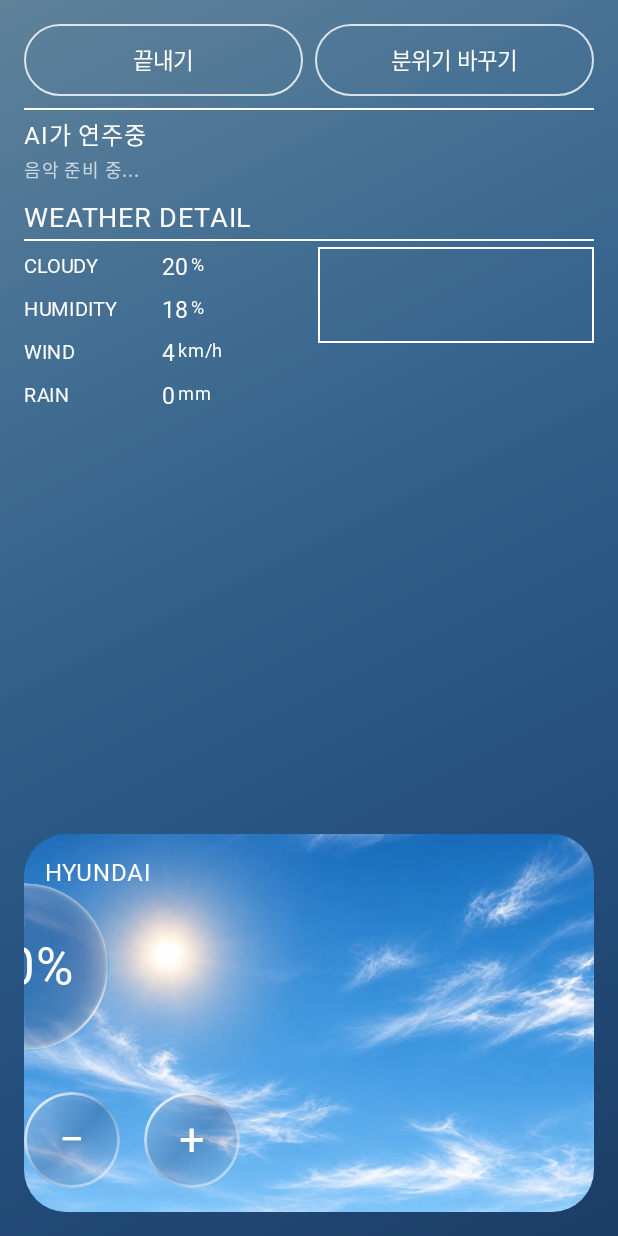
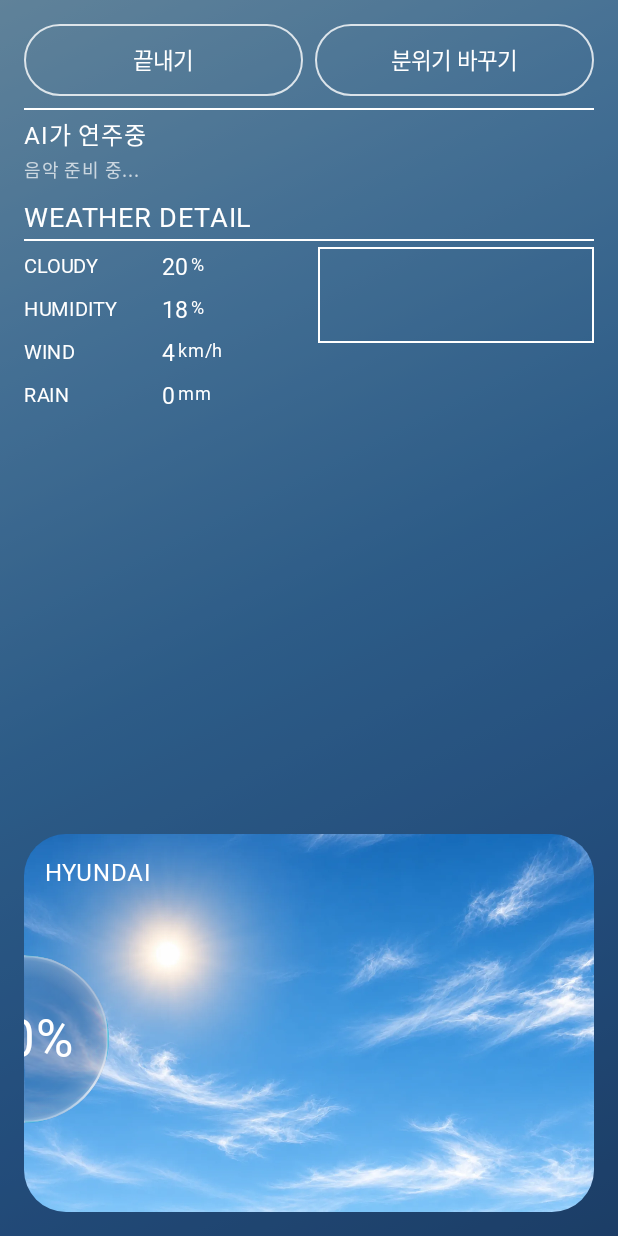
Before and after one commit to twin-park/music_android, an Android app built with Jetpack Compose: the screen it shows after launch (MainActivity), on a phone screen of 412 x 824 dp. Run offline under Robolectric (Android 15) with nearby library versions, the phone set to English and light mode, and no system bars; network calls fail; Roboto replaces fonts that are not available here.

Commit message:
[feature] 황혼 시안 배경, 장면이 천천히 흐르기, 음량 +/- 버튼 제거
- 황혼 장면에 Figma 18:498 배경 이미지(scene_dusk.webp)를 추가하고 sceneKey dusk 연결 (SceneArt, Mood)
- 물방울 렌즈가 없는 장면은 약 63초 주기, 화면 폭 1.8% 폭으로 천천히 흘러 구름이 움직이는 느낌을 줌, 소수점 이동으로 끊기지 않게 함 (CloudKnob)
- 음량 노브 아래 +/- 버튼과 자리 예약을 제거, 접근성 setProgress는 유지 (CloudKnob)

IssueNum #83

```diff
--- a/app/src/main/java/com/twinpark/music/domain/Mood.kt
+++ b/app/src/main/java/com/twinpark/music/domain/Mood.kt
@@ -99,6 +99,7 @@ data class Mood(
             cloudWarm = Color(0xFFC27A68),
             cloudDensity = 1.0f,
             orbPose = 3,
+            sceneKey = "dusk",
             weather = Weather(86, 42, 6, 0),
             engineIds = listOf("즐거운대화", "낮드라이브"),
         )
--- a/app/src/main/java/com/twinpark/music/ui/component/CloudKnob.kt
+++ b/app/src/main/java/com/twinpark/music/ui/component/CloudKnob.kt
@@ -52,6 +52,7 @@ import androidx.compose.ui.semantics.Role
 import androidx.compose.ui.semantics.contentDescription
 import androidx.compose.ui.semantics.progressBarRangeInfo
 import androidx.compose.ui.semantics.semantics
+import androidx.compose.ui.graphics.drawscope.translate
 import androidx.compose.ui.semantics.setProgress
 import androidx.compose.ui.text.font.FontWeight
 import androidx.compose.ui.unit.IntOffset
@@ -81,7 +82,7 @@ import kotlin.math.sin
  * - 영역 어디를 눌러도 노브가 그 자리로 오고, 그대로 끌 수 있다. (한 손, 시선 최소화)
  * - 구름은 노브 위치에 따라 천천히 밀려난다. (스케치의 "구름을 움직이는 연출")
  * - 5% 단위로 햅틱 피드백을 준다.
- * - Pleos UI 가이드의 Stepper(+/- 버튼)를 보조 수단으로 함께 둔다. 접근성 setProgress도 지원한다.
+ * - 접근성 setProgress(음량 올리기, 내리기)를 지원한다. (+/- 버튼은 노브를 직접 끌어 조절하므로 뺐다)
  *
  * [volume]은 0..1이다. 외부에서 값이 바뀌면(버튼, 음성) 노브가 현재 방향을 유지한 채 거리만 바뀐다.
  *
@@ -122,11 +123,8 @@ fun CloudKnob(
     val knobSize = with(density) { knobPx.toDp() }
     val unitScale = with(density) { travelPx.toDp() } / MIN_KNOB   // 버튼과 간격의 배율(노브가 움직이는 범위 기준)
     val textScale = knobSize / MIN_KNOB                          // 퍼센트 글자는 그려진 노브 크기에 맞춘다
-    val stepperSize = STEPPER_SIZE * unitScale
-    val stepperMargin = STEPPER_MARGIN * unitScale
-    val stepperHalfWidth = stepperSize + 8.dp * unitScale               // -, + 두 버튼과 사이 간격(16dp)의 절반
-    // 아래쪽 −/+ 버튼 자리. 노브는 이 자리를 뺀 윗부분에서만 움직여 버튼과 겹치지 않는다.
-    val reservedPx = with(density) { (stepperSize + stepperMargin * 2).toPx() }
+    // 아래쪽 여백. 노브가 화면 맨 아래 가장자리에 붙지 않게 한다.
+    val reservedPx = with(density) { (EDGE_MARGIN * unitScale * 2).toPx() }
 
     /** 노브 위치. 영역 반쪽 크기를 1로 한 정규화 좌표이고, 길이(0..1)가 음량이다. */
     var pos by remember { mutableStateOf(withLength(DEFAULT_DIRECTION, volume)) }
@@ -226,7 +224,9 @@ fun CloudKnob(
             val t = cloudTick.value / CLOUD_HZ.toFloat()
             if (sceneBase != null) {
                 // Figma 장면 이미지: 화면을 덮도록 자르고(Crop), 아주 천천히 흔들려 움직이는 이미지로 보이게 한다.
-                val drift = 0f                       // 장면 사진은 고정: 그 위의 물방울 렌즈가 어긋나지 않게 한다
+                // 물방울 렌즈가 얹히는 장면(비)은 고정해 렌즈가 어긋나지 않게 하고, 나머지는 아주 천천히 좌우로 흘러 구름이 움직이는 느낌을 준다.
+                // 약 63초에 한 번 왕복하고, 이동 폭은 화면 폭의 1.8%(확대 SCENE_ZOOM 안쪽이라 가장자리가 비지 않는다).
+                val drift = if (sceneOverlay == null && !reducedMotion) sin(t * SCENE_DRIFT_SPEED) * SCENE_DRIFT_AMOUNT * w else 0f
                 drawSceneImage(sceneBase, w, h, SCENE_ZOOM, drift, 1f, overlay = sceneOverlay, overlayAlpha = scene.overlayAlpha)
                 return@record
             }
@@ -397,20 +397,6 @@ fun CloudKnob(
             )
         }
 
-        // 보조 조작: Pleos UI 가이드의 Stepper
-        Row(
-            modifier = Modifier
-                .align(Alignment.BottomStart)
-                .padding(bottom = stepperMargin, start = (with(density) { (fieldW / 2f).toDp() } - stepperHalfWidth).coerceAtLeast(0.dp)),
-            horizontalArrangement = Arrangement.spacedBy(16.dp * unitScale),
-        ) {
-            StepButton(label = "−", description = "음량 줄이기", size = stepperSize, unitScale = unitScale) {
-                latestOnChange((volume - STEP_SIZE).coerceIn(0f, 1f))
-            }
-            StepButton(label = "+", description = "음량 높이기", size = stepperSize, unitScale = unitScale) {
-                latestOnChange((volume + STEP_SIZE).coerceIn(0f, 1f))
-            }
-        }
     }
 }
 
@@ -450,31 +436,7 @@ private const val KNOB_HEIGHT_RATIO = 0.40f
 private const val KNOB_RATIO_AT_20 = 0.12f
 private const val KNOB_RATIO_SLOPE = 0.357f
 private const val KNOB_MAX_HEIGHT_RATIO = 0.42f
-private val STEPPER_SIZE = 64.dp
-private val STEPPER_MARGIN = 16.dp
-
-@Composable
-private fun StepButton(label: String, description: String, size: Dp, unitScale: Float, onClick: () -> Unit) {
-    Box(
-        modifier = Modifier
-            .size(size)
-            .clip(CircleShape)
-            .background(
-                Brush.linearGradient(
-                    listOf(Color.White.copy(alpha = 0.26f), Color(0xFF0C1240).copy(alpha = 0.22f), Color.White.copy(alpha = 0.10f)),
-                ),
-            )
-            .border(
-                1.5.dp,
-                Brush.linearGradient(listOf(Color.White.copy(alpha = 0.95f), Color.White.copy(alpha = 0.2f), Color.White.copy(alpha = 0.6f))),
-                CircleShape,
-            )
-            .clickable(role = Role.Button, onClickLabel = description, onClick = onClick),
-        contentAlignment = Alignment.Center,
-    ) {
-        Text(text = label, color = Color.White, fontSize = (30f * unitScale).sp)
-    }
-}
+private val EDGE_MARGIN = 16.dp
 
 private fun withLength(direction: Offset, length: Float): Offset {
     val d = direction.getDistance()
@@ -483,6 +445,10 @@ private fun withLength(direction: Offset, length: Float): Offset {
 }
 
 private const val CLOUD_HZ = 5
+/** 장면 이미지가 흐르는 속도(rad/s)와 이동 폭(화면 폭 비율). 0.1이면 약 63초에 한 번 왕복한다. */
+private const val SCENE_DRIFT_SPEED = 0.1f
+private const val SCENE_DRIFT_AMOUNT = 0.018f
+
 private const val STEPS = 20 // 5% 단위
 private const val STEP_SIZE = 0.05f
 private const val DRIFT_REDUCED = 0.0f
@@ -565,10 +531,13 @@ private fun androidx.compose.ui.graphics.drawscope.DrawScope.drawSceneImage(
     val scale = maxOf(w / img.width, h / img.height) * zoom
     val dw = img.width * scale
     val dh = img.height * scale
-    val off = androidx.compose.ui.unit.IntOffset(((w - dw) / 2f + dx).roundToInt(), ((h - dh) / 2f).roundToInt())
+    val off = androidx.compose.ui.unit.IntOffset(((w - dw) / 2f).roundToInt(), ((h - dh) / 2f).roundToInt())
     val size = androidx.compose.ui.unit.IntSize(dw.roundToInt(), dh.roundToInt())
-    drawImage(image = img, dstOffset = off, dstSize = size, alpha = alpha, filterQuality = androidx.compose.ui.graphics.FilterQuality.High)
-    if (overlay != null) {
-        drawImage(image = overlay, dstOffset = off, dstSize = size, alpha = overlayAlpha, filterQuality = androidx.compose.ui.graphics.FilterQuality.High)
+    // 느린 이동이 한 픽셀씩 끊기지 않게 정수 오프셋 대신 변환(소수점 이동)으로 옮긴다
+    translate(left = dx) {
+        drawImage(image = img, dstOffset = off, dstSize = size, alpha = alpha, filterQuality = androidx.compose.ui.graphics.FilterQuality.High)
+        if (overlay != null) {
+            drawImage(image = overlay, dstOffset = off, dstSize = size, alpha = overlayAlpha, filterQuality = androidx.compose.ui.graphics.FilterQuality.High)
+        }
     }
 }
--- a/app/src/main/java/com/twinpark/music/ui/component/SceneArt.kt
+++ b/app/src/main/java/com/twinpark/music/ui/component/SceneArt.kt
@@ -5,7 +5,7 @@ import com.twinpark.music.R
 
 /**
  * Figma 장면 이미지. [base]는 배경 사진, [overlay]는 그 위에 [overlayAlpha]로 얹는 투명 레이어(비 오는 날의 창문 물방울)다.
- * 이미지가 없는 분위기는 절차적 구름(CloudKnob)을 쓴다.
+ * 이미지가 없는 장면은 절차적 구름(CloudKnob)을 쓴다.
  */
 class SceneArt(
     @DrawableRes val base: Int,
@@ -21,6 +21,8 @@ class SceneArt(
             "night" -> SceneArt(R.drawable.scene_night)
             "dawn" -> SceneArt(R.drawable.scene_dawn)
             "snow" -> SceneArt(R.drawable.scene_snow)
+            // Figma 18:498(해질녘 하늘과 구름)
+            "dusk" -> SceneArt(R.drawable.scene_dusk)
             else -> null
         }
     }
```
Also changed, not shown: app/src/main/res/drawable-nodpi/scene_dusk.webp (added).
